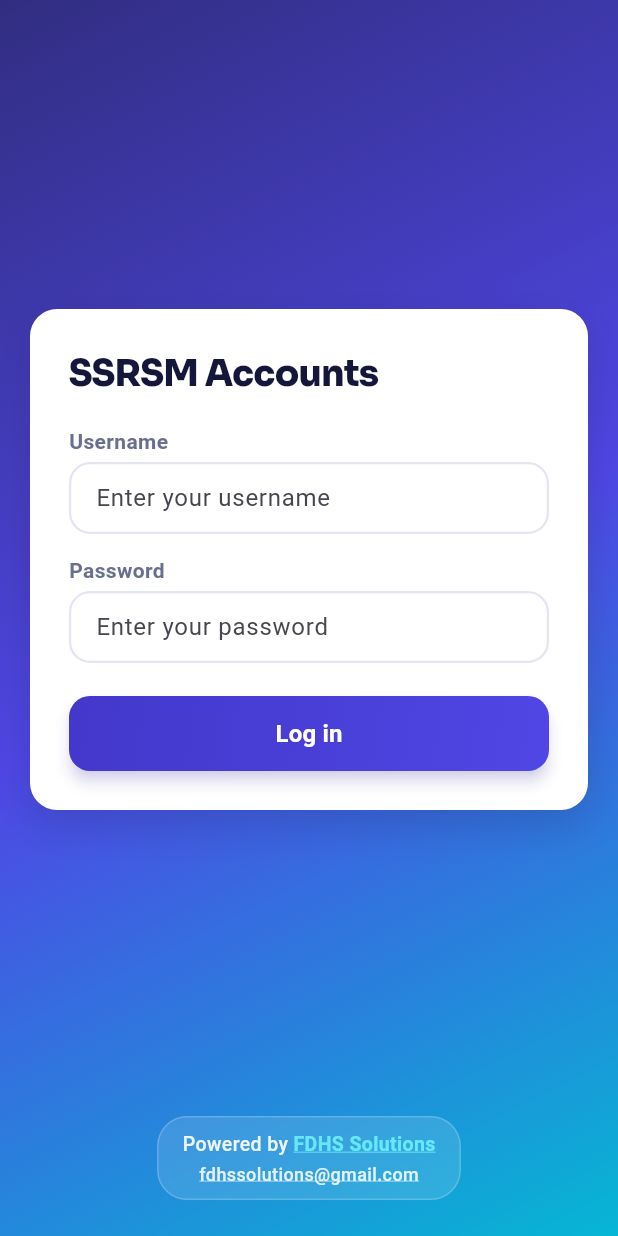
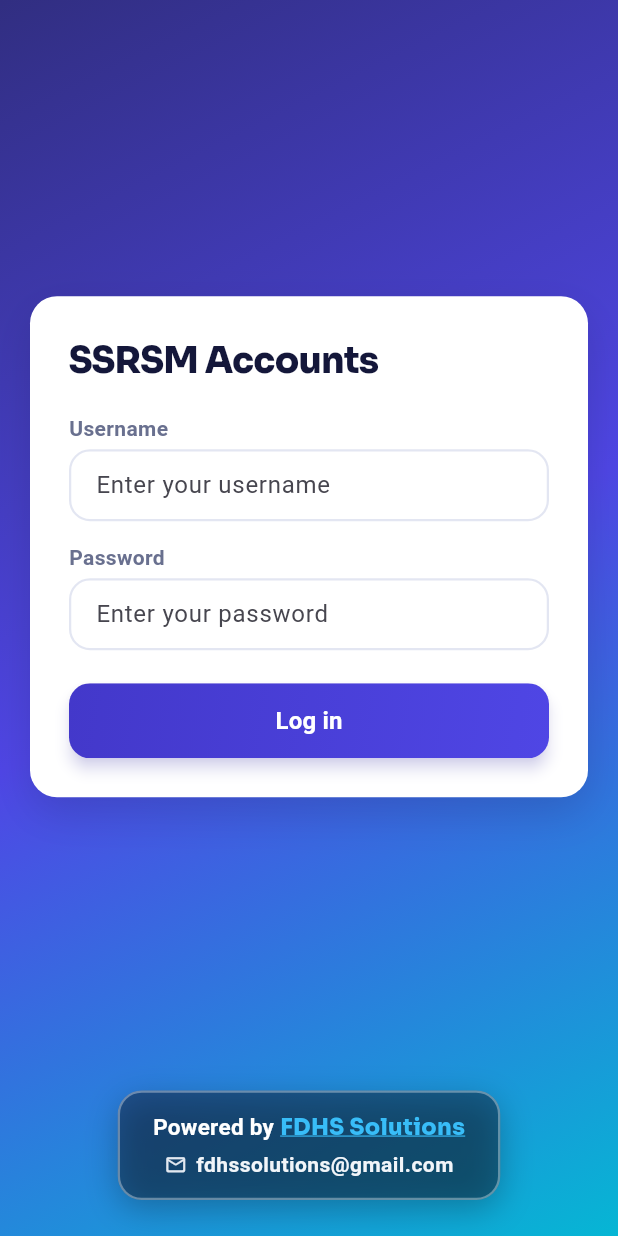
Before and after one commit to fdhs-solutions/ssrsm-accounts, a Flutter app: the screen it shows after launch, on a phone screen of 412 x 824 dp. Run offline on Flutter 3.47's test engine with Material 3 defaults, Android fonts, the phone set to English and light mode, and no system bars; our stand-ins replace google_fonts; missing offline and left inert: dart:html; Roboto replaces fonts that are missing (Mukta).

Commit message:
feat: implement login screen and app constants for frontend

```diff
--- a/frontend/lib/screens/login_screen.dart
+++ b/frontend/lib/screens/login_screen.dart
@@ -248,11 +248,18 @@ class _LoginScreenState extends State<LoginScreen> {
 
   Widget _buildFooterLink() {
     return Container(
-      padding: const EdgeInsets.symmetric(vertical: 8, horizontal: 16),
+      padding: const EdgeInsets.symmetric(vertical: 12, horizontal: 22),
       decoration: BoxDecoration(
-        color: Colors.white.withOpacity(0.12),
-        borderRadius: BorderRadius.circular(20),
-        border: Border.all(color: Colors.white.withOpacity(0.2), width: 1),
+        color: const Color(0xFF0F172A).withOpacity(0.45), // Sleek deep slate backdrop
+        borderRadius: BorderRadius.circular(16),
+        border: Border.all(color: Colors.white.withOpacity(0.35), width: 1.5),
+        boxShadow: const [
+          BoxShadow(
+            color: Color.fromRGBO(0, 0, 0, 0.25),
+            blurRadius: 18,
+            offset: Offset(0, 6),
+          ),
+        ],
       ),
       child: Column(
         mainAxisSize: MainAxisSize.min,
@@ -264,38 +271,49 @@ class _LoginScreenState extends State<LoginScreen> {
               Text(
                 'Powered by ',
                 style: GoogleFonts.mukta(
-                  fontSize: 13,
-                  fontWeight: FontWeight.w500,
-                  color: Colors.white.withOpacity(0.9),
+                  fontSize: 15,
+                  fontWeight: FontWeight.w600,
+                  color: Colors.white,
+                  letterSpacing: 0.2,
                 ),
               ),
               InkWell(
                 onTap: () => _openUrl('https://portfolio.fdhs-solution.com/'),
                 child: Text(
                   'FDHS Solutions',
-                  style: GoogleFonts.mukta(
-                    fontSize: 13,
-                    fontWeight: FontWeight.w700,
-                    color: const Color(0xFF67E8F9), // bright cyan link
+                  style: GoogleFonts.sora(
+                    fontSize: 15,
+                    fontWeight: FontWeight.w800,
+                    color: const Color(0xFF38BDF8), // Electric Vivid Sky Blue
                     decoration: TextDecoration.underline,
-                    decorationColor: const Color(0xFF67E8F9),
+                    decorationColor: const Color(0xFF38BDF8),
                   ),
                 ),
               ),
             ],
           ),
-          const SizedBox(height: 2),
+          const SizedBox(height: 5),
           InkWell(
             onTap: () => _openUrl('mailto:fdhssolutions@gmail.com'),
-            child: Text(
-              'fdhssolutions@gmail.com',
-              style: GoogleFonts.mukta(
-                fontSize: 12,
-                fontWeight: FontWeight.w500,
-                color: Colors.white.withOpacity(0.85),
-                decoration: TextDecoration.underline,
-                decorationColor: Colors.white.withOpacity(0.7),
-              ),
+            child: Row(
+              mainAxisSize: MainAxisSize.min,
+              children: [
+                const Icon(
+                  Icons.mail_outline_rounded,
+                  size: 15,
+                  color: Color(0xFFE2E8F0),
+                ),
+                const SizedBox(width: 6),
+                Text(
+                  'fdhssolutions@gmail.com',
+                  style: GoogleFonts.mukta(
+                    fontSize: 14,
+                    fontWeight: FontWeight.w600,
+                    color: const Color(0xFFF1F5F9),
+                    letterSpacing: 0.3,
+                  ),
+                ),
+              ],
             ),
           ),
         ],
--- a/frontend/lib/utils/constants.dart
+++ b/frontend/lib/utils/constants.dart
@@ -46,11 +46,6 @@ class AppColors {
 
 class ApiConfig {
   static String get baseUrl {
-    // Web and Windows Desktop use localhost
-    if (kIsWeb || defaultTargetPlatform == TargetPlatform.windows) {
-      return 'http://localhost:5000/api';
-    }
-    // Android Emulator uses 10.0.2.2
-    return 'http://10.0.2.2:5000/api';
+    return 'https://ssrsm-accounts-api.fdhs-solution.com/api';
   }
 }
```
